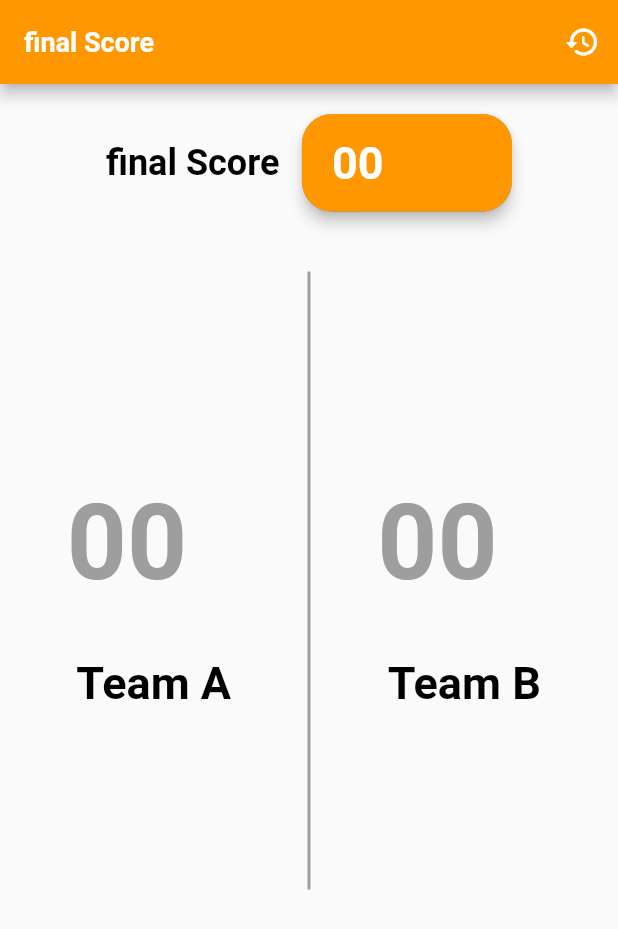
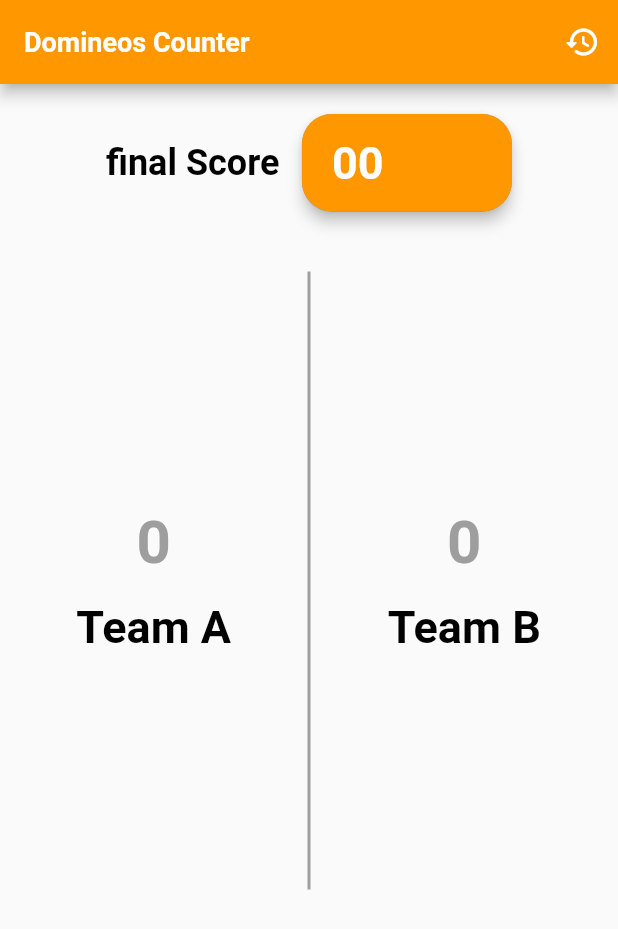
Before and after one commit to ahmed4554/dominoes-counter, a Flutter app: the MainScreen screen opened directly, on a phone screen of 412 x 824 dp. Shown: the top 929 px of the screen. Run offline on Flutter 3.47's test engine with Material 2 defaults, Android fonts, the phone set to English and light mode, and no system bars; our stand-ins replace lottie; network calls fail.

Commit message:
last commit

```diff
--- a/lib/modules/main_screen/main_screen.dart
+++ b/lib/modules/main_screen/main_screen.dart
@@ -1,3 +1,6 @@
+import 'dart:developer';
+import 'dart:ui';
+
 import 'package:domenos_counter/extensions.dart';
 import 'package:flutter/material.dart';
 import 'package:lottie/lottie.dart';
@@ -11,22 +14,32 @@ class MainScreen extends StatefulWidget {
 
 enum TeamLarger { teamALarger, teamBLarger }
 
+enum TeamToAdd { addToTeamA, addToTeamB }
+
 class _MainScreenState extends State<MainScreen> {
   TeamLarger? teamLarger;
-  var teamAController = TextEditingController();
 
-  var teamBController = TextEditingController();
+  TeamToAdd? teamToAdd;
+
   var finalScore = TextEditingController();
+
   num teamA = 0;
   num teamB = 0;
+  num adding = 0;
+
+  void addingToTeam(int whatToAdd) {
+    adding = whatToAdd;
+    if (teamToAdd == TeamToAdd.addToTeamA) {
+      teamA += adding;
+      compare();
+    }
+    if (teamToAdd == TeamToAdd.addToTeamB) {
+      teamB += adding;
+      compare();
+    }
+  }
 
   void compare() {
-    if (teamAController.text.isNotEmpty) {
-      teamA = int.parse(teamAController.text);
-    }
-    if (teamBController.text.isNotEmpty) {
-      teamB = int.parse(teamBController.text);
-    }
     num _finalScore = int.parse(finalScore.text);
     if (teamA > teamB) {
       teamLarger = TeamLarger.teamALarger;
@@ -35,7 +48,6 @@ class _MainScreenState extends State<MainScreen> {
     } else {
       teamLarger = null;
     }
-
     if (teamA >= _finalScore) {
       showWinner('Team A wins');
     } else if (teamB >= _finalScore) {
@@ -64,11 +76,68 @@ class _MainScreenState extends State<MainScreen> {
     );
   }
 
+  void showBottomSheetToAdd() {
+    showDialog(
+      context: context,
+      builder: (context) => Dialog(
+        shape: RoundedRectangleBorder(
+          borderRadius: BorderRadius.circular(20.0),
+        ),
+        backgroundColor: Colors.transparent,
+        alignment: Alignment.center,
+        child: ClipRRect(
+          borderRadius: BorderRadius.circular(20.0),
+          child: BackdropFilter(
+            filter: ImageFilter.blur(sigmaX: 3, sigmaY: 3),
+            child: Container(
+              alignment: Alignment.center,
+              clipBehavior: Clip.antiAliasWithSaveLayer,
+              height: 150,
+              decoration: BoxDecoration(
+                color: Colors.orange.withOpacity(.6),
+              ),
+              padding: const EdgeInsets.all(15),
+              child: TextFormField(
+                style: const TextStyle(
+                  fontSize: 40,
+                  color: Colors.orange,
+                  fontWeight: FontWeight.bold,
+                ),
+                keyboardType: TextInputType.number,
+                onFieldSubmitted: (value) {
+                  addingToTeam(int.parse(value));
+                  log(adding.toString());
+                  setState(() {});
+                },
+                decoration: InputDecoration(
+                  isDense: true,
+                  hintText: '00',
+                  hintStyle: const TextStyle(
+                    fontSize: 30,
+                    color: Colors.grey,
+                    fontWeight: FontWeight.bold,
+                  ),
+                  fillColor: Colors.white,
+                  filled: true,
+                  border: OutlineInputBorder(
+                    borderSide: BorderSide.none,
+                    borderRadius: BorderRadius.circular(
+                      40,
+                    ),
+                  ),
+                ),
+              ),
+            ),
+          ),
+        ),
+      ),
+    );
+  }
+
   void reset() {
     teamLarger = null;
-    teamAController.text = '';
     finalScore.text = '';
-    teamBController.text = '';
+    adding = 0;
     teamA = 0;
     teamB = 0;
     setState(() {});
@@ -80,7 +149,7 @@ class _MainScreenState extends State<MainScreen> {
       appBar: AppBar(
         backgroundColor: Colors.orange,
         title: const Text(
-          'final Score',
+          'Domineos Counter',
           style: TextStyle(
             color: Colors.white,
             fontSize: 18,
@@ -162,36 +231,28 @@ class _MainScreenState extends State<MainScreen> {
               child: Row(
                 children: [
                   Expanded(
+                    child: InkWell(
+                      onTap: () {
+                        teamToAdd = TeamToAdd.addToTeamA;
+                        showBottomSheetToAdd();
+                      },
                       child: Column(
                         mainAxisAlignment: MainAxisAlignment.center,
                         crossAxisAlignment: CrossAxisAlignment.center,
                         children: [
                           SizedBox(
                             width: 140,
-                          child: TextFormField(
+                            child: Text(
+                              teamA.toString(),
+                              textAlign: TextAlign.center,
                               style: TextStyle(
-                              color: teamLarger == TeamLarger.teamALarger
+                                color: teamLarger != null
+                                    ? teamLarger == TeamLarger.teamALarger
                                         ? Colors.green
+                                        : Colors.grey
                                     : Colors.grey,
-                              fontSize: 70,
+                                fontSize: 40,
                                 fontWeight: FontWeight.bold,
-                            ),
-                            keyboardType: TextInputType.number,
-                            controller: teamAController,
-                            onChanged: (value) {
-                              compare();
-                              setState(() {});
-                            },
-                            decoration: const InputDecoration(
-                              border: OutlineInputBorder(
-                                borderSide: BorderSide.none,
-                              ),
-                              hintText: '00',
-                              hintStyle: TextStyle(
-                                fontSize: 70,
-                                color: Colors.grey,
-                                fontWeight: FontWeight.bold,
-                              ),
                               ),
                             ),
                           ),
@@ -207,41 +268,34 @@ class _MainScreenState extends State<MainScreen> {
                         ],
                       ),
                     ),
+                  ),
                   Container(
                     width: 2,
                     color: Colors.grey,
                   ),
                   Expanded(
+                    child: InkWell(
+                      onTap: () {
+                        teamToAdd = TeamToAdd.addToTeamB;
+                        showBottomSheetToAdd();
+                      },
                       child: Column(
                         mainAxisAlignment: MainAxisAlignment.center,
                         crossAxisAlignment: CrossAxisAlignment.center,
                         children: [
                           SizedBox(
                             width: 140,
-                          child: TextFormField(
+                            child: Text(
+                              teamB.toString(),
+                              textAlign: TextAlign.center,
                               style: TextStyle(
-                              color: teamLarger == TeamLarger.teamBLarger
+                                color: teamLarger != null
+                                    ? teamLarger == TeamLarger.teamBLarger
                                         ? Colors.green
+                                        : Colors.grey
                                     : Colors.grey,
-                              fontSize: 70,
+                                fontSize: 40,
                                 fontWeight: FontWeight.bold,
-                            ),
-                            keyboardType: TextInputType.number,
-                            controller: teamBController,
-                            onChanged: (value) {
-                              compare();
-                              setState(() {});
-                            },
-                            decoration: const InputDecoration(
-                              border: OutlineInputBorder(
-                                borderSide: BorderSide.none,
-                              ),
-                              hintText: '00',
-                              hintStyle: TextStyle(
-                                fontSize: 70,
-                                color: Colors.grey,
-                                fontWeight: FontWeight.bold,
-                              ),
                               ),
                             ),
                           ),
@@ -257,6 +311,7 @@ class _MainScreenState extends State<MainScreen> {
                         ],
                       ),
                     ),
+                  ),
                 ],
               ),
             )
```
Lines whose indentation alone changed are shown as unchanged.
